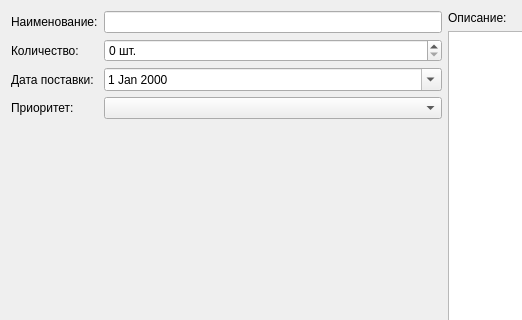
First picture: the form in dlgorderdata.ui, repository igrekus/billplan, before the edit; both pictures show x 0 to 522 and y 0 to 320 of the 889 by 456 pixel window.
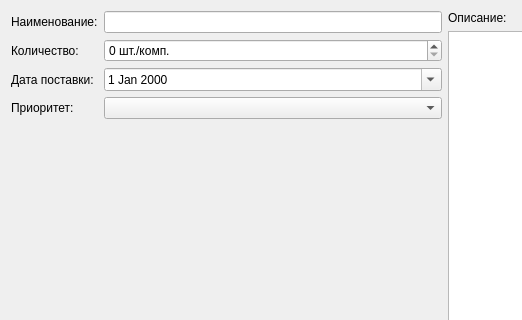
Second picture: the form after the edit.

The edit to the form file:
```diff
--- a/dlgorderdata.ui
+++ b/dlgorderdata.ui
@@ -44,7 +44,7 @@
           <bool>true</bool>
          </property>
          <property name="suffix">
-          <string> шт.</string>
+          <string> шт./комп.</string>
          </property>
          <property name="maximum">
           <number>1000000000</number>
```
